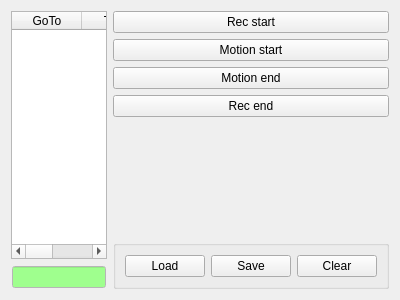
First picture: the form in tinyos-2.x/trunk/support/cpp/TestShimmer/src/LogWidget.ui, repository baharev/szte-wsn-code, before the edit.
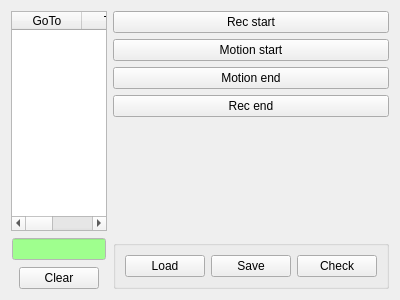
Second picture: the form after the edit.

Commit message: check button- writes to qDebug()

```diff
--- a/tinyos-2.x/trunk/support/cpp/TestShimmer/src/LogWidget.ui
+++ b/tinyos-2.x/trunk/support/cpp/TestShimmer/src/LogWidget.ui
@@ -13,7 +13,7 @@
   <property name="windowTitle">
    <string>Form</string>
   </property>
-  <layout class="QHBoxLayout" name="horizontalLayout_2" stretch="1,0">
+  <layout class="QHBoxLayout" name="horizontalLayout_2" stretch="0,0">
    <item>
     <layout class="QVBoxLayout" name="verticalLayout">
      <item>
@@ -83,6 +83,11 @@
          <string>Entry</string>
         </property>
        </column>
+       <column>
+        <property name="text">
+         <string>Solver</string>
+        </property>
+       </column>
        <column>
         <property name="text">
          <string>Del</string>
@@ -516,6 +521,43 @@
        </item>
       </layout>
      </item>
+     <item>
+      <layout class="QHBoxLayout" name="horizontalLayout_3">
+       <item>
+        <spacer name="horizontalSpacer_2">
+         <property name="orientation">
+          <enum>Qt::Horizontal</enum>
+         </property>
+         <property name="sizeHint" stdset="0">
+          <size>
+           <width>40</width>
+           <height>20</height>
+          </size>
+         </property>
+        </spacer>
+       </item>
+       <item>
+        <widget class="QPushButton" name="clearButton">
+         <property name="text">
+          <string>Clear</string>
+         </property>
+        </widget>
+       </item>
+       <item>
+        <spacer name="horizontalSpacer">
+         <property name="orientation">
+          <enum>Qt::Horizontal</enum>
+         </property>
+         <property name="sizeHint" stdset="0">
+          <size>
+           <width>40</width>
+           <height>20</height>
+          </size>
+         </property>
+        </spacer>
+       </item>
+      </layout>
+     </item>
     </layout>
    </item>
    <item>
@@ -582,9 +624,9 @@
          </widget>
         </item>
         <item>
-         <widget class="QPushButton" name="clearButton">
+         <widget class="QPushButton" name="checkButton">
           <property name="text">
-           <string>Clear</string>
+           <string>Check</string>
           </property>
          </widget>
         </item>
```
The commit also changes 2 other files.
